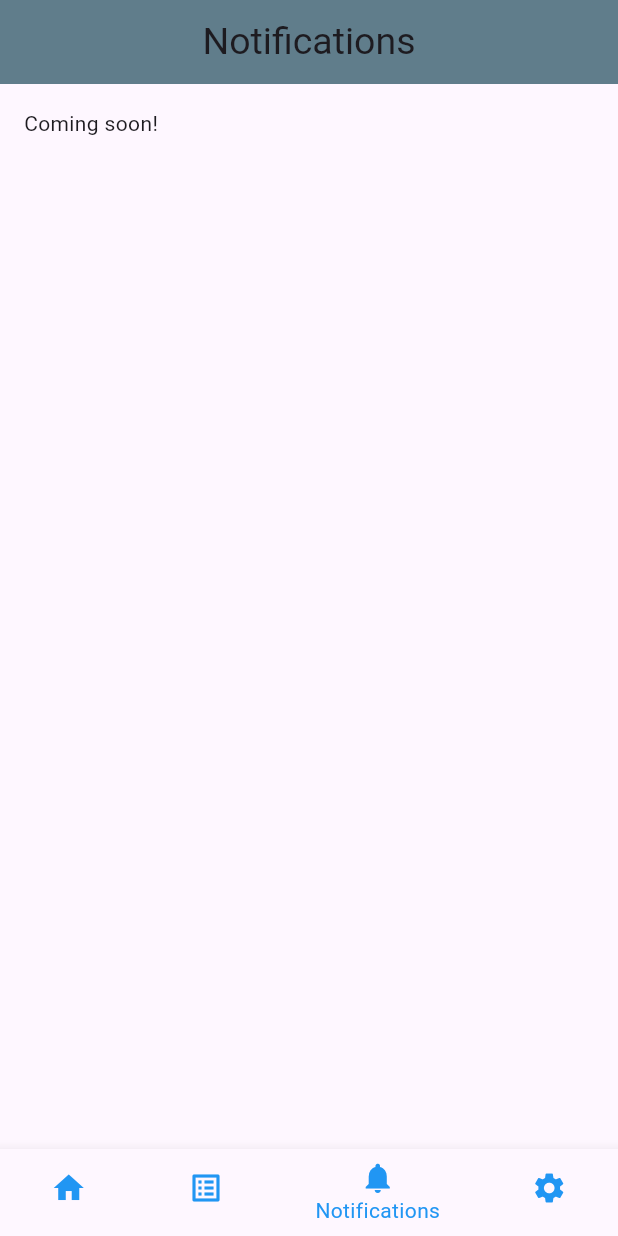
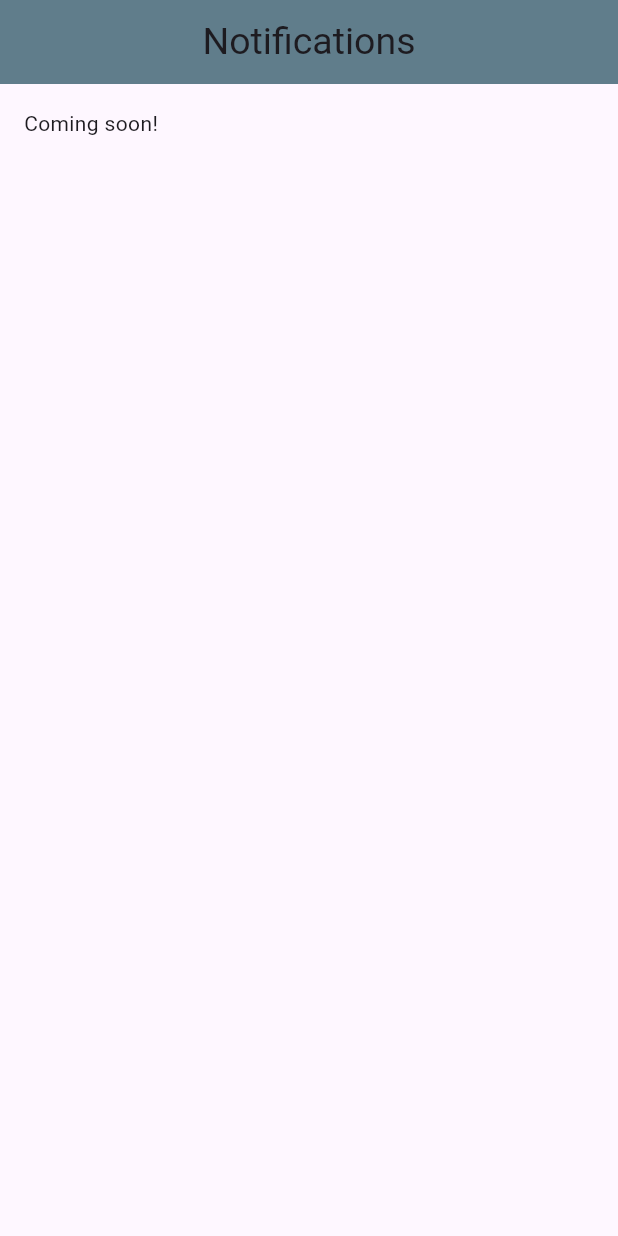
Before and after one commit to JOHNELLY-001/BingwaFix, a Flutter app: the CustomerNotifyPage screen opened directly, on a phone screen of 412 x 824 dp. Run offline on Flutter 3.47's test engine with Material 3 defaults, Android fonts, the light colour scheme and no system bars; our stand-ins replace geolocator, google_maps_flutter.

Commit message:
Removed the bottom nav bar replaced with stack index

```diff
--- a/lib/Notifications/CustomerNotify.dart
+++ b/lib/Notifications/CustomerNotify.dart
@@ -1,7 +1,4 @@
-import 'package:bingwa_fix/JobStatus/MyRequest.dart';
 import 'package:flutter/material.dart';
-import 'package:bingwa_fix/DashBoard/CustomerDash.dart';
-import 'package:bingwa_fix/Settings/SettingsPage.dart';
 
 class CustomerNotifyPage extends StatefulWidget {
   const CustomerNotifyPage({super.key});
@@ -26,33 +23,6 @@ class _CustomerNotifyPage extends State<CustomerNotifyPage> {
           child: Text('Coming soon!'),),
         ],
       ),
-      bottomNavigationBar: BottomNavigationBar(
-        currentIndex: 2,
-          items: const [
-            BottomNavigationBarItem(icon: Icon(Icons.home), label: 'Home'),
-            BottomNavigationBarItem(icon: Icon(Icons.list_alt), label: 'My requests'),
-            BottomNavigationBarItem(icon: Icon(Icons.notifications), label: 'Notifications'),
-            BottomNavigationBarItem(icon: Icon(Icons.settings), label: 'Settings'),
-          ],
-        selectedItemColor: Colors.blue,
-        unselectedItemColor: Colors.blue,
-        onTap: (index) {
-          if (index == 0) {
-            Navigator.pushReplacement(
-              context,
-              MaterialPageRoute(builder: (context) => CustomerHomePage() ),
-            );
-          } else if (index == 1) {
-            Navigator.pushReplacement(
-                context,
-                MaterialPageRoute(builder: (context) => MyRequestsPage(),));
-          } else if (index == 3) {
-            Navigator.pushReplacement(
-                context,
-                MaterialPageRoute(builder: (context) => SettingsPage(),));
-          }
-        },
-      ),
     );
   }
 }
```
